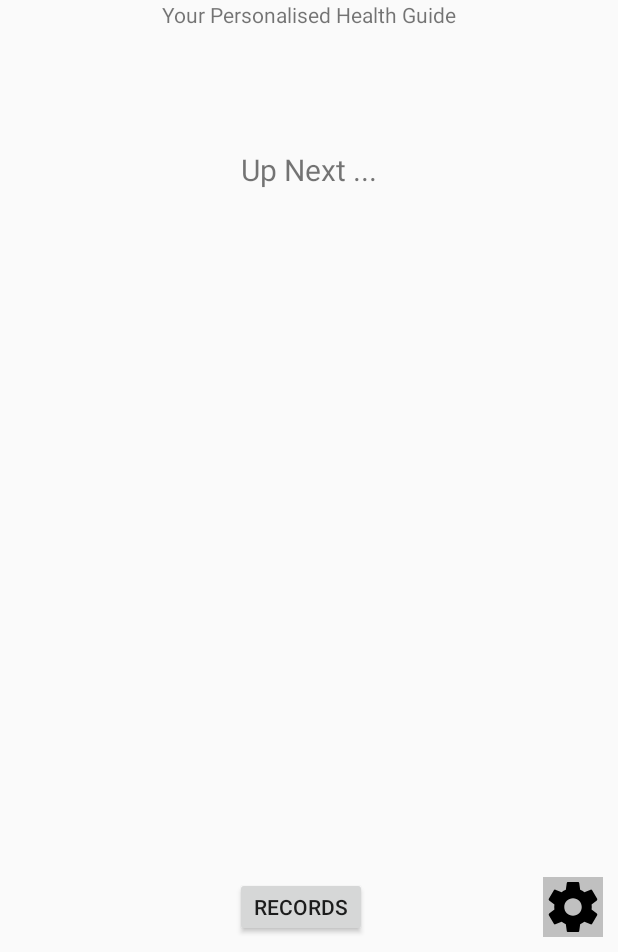
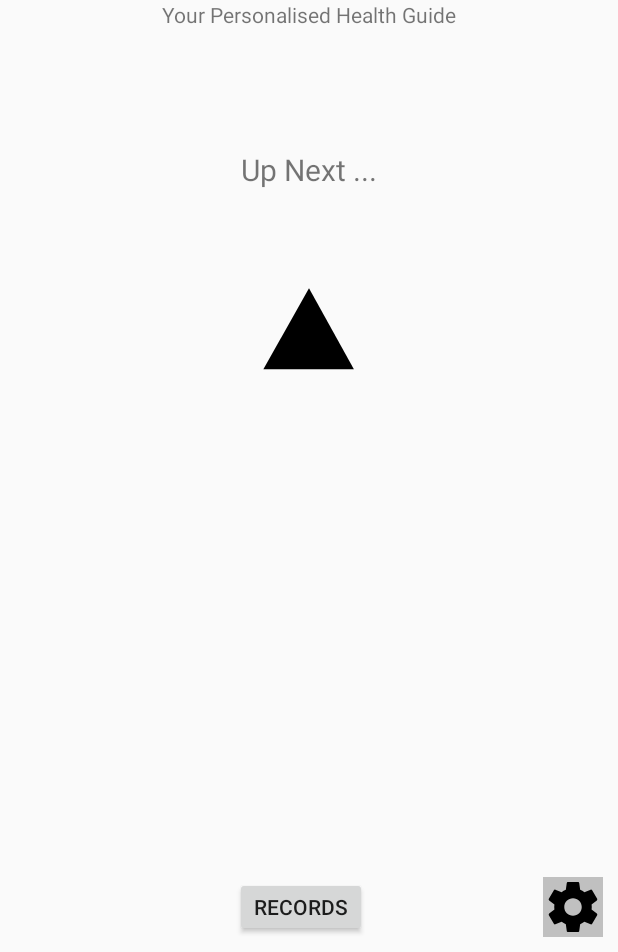
Before and after one commit to ni-da/fitme, an Android app: the screen it shows after launch once a user with an empty profile is signed in (Main2Activity), on a phone screen of 412 x 824 dp, the part 284-1236 px from its top. Run offline under Robolectric (Android 15) with nearby library versions, the phone set to English and light mode, and no system bars; our stand-ins replace Firebase (no records; nobody signed in at launch, a user with empty details on screens opened directly).

Commit message:
Loading animation on mainscreen

```diff
--- a/fitMe/app/src/main/java/com/example/nidailyas/fitme/Main2Activity.java
+++ b/fitMe/app/src/main/java/com/example/nidailyas/fitme/Main2Activity.java
@@ -9,6 +9,8 @@ import android.view.View;
 import android.view.ViewGroup;
 import android.widget.TextView;
 
+import com.airbnb.lottie.LottieAnimationView;
+
 import java.util.ArrayList;
 
 public class Main2Activity extends AppCompatActivity {
@@ -17,12 +19,18 @@ public class Main2Activity extends AppCompatActivity {
     private TextView textView_signatureName;
     private TextView textView_gold_coins_count;
     private TextView textView_gold_coins;
+    LottieAnimationView lottieAnimationView;
 
 
     @Override
     protected void onCreate(Bundle savedInstanceState) {
         super.onCreate(savedInstanceState);
+
         setContentView(R.layout.activity_main2);
+
+        lottieAnimationView = findViewById(R.id.animation_view_loader);
+        lottieAnimationView.playAnimation();
+
         ViewGroup activity_main2 = findViewById(R.id.activity_main2);
         RecyclerView tasksList = findViewById(R.id.tasks_list);
         LinearLayoutManager layoutManager = new LinearLayoutManager(this, LinearLayoutManager.HORIZONTAL,
--- a/fitMe/app/src/main/res/layout/activity_main2.xml
+++ b/fitMe/app/src/main/res/layout/activity_main2.xml
@@ -6,6 +6,16 @@
     android:layout_width="match_parent"
     android:layout_height="match_parent"
     tools:context="com.example.nidailyas.fitme.Main2Activity">
+
+    <com.airbnb.lottie.LottieAnimationView
+        android:id="@+id/animation_view_loader"
+        android:layout_width="wrap_content"
+        android:layout_height="wrap_content"
+        android:layout_gravity="center"
+        app:lottie_autoPlay="false"
+        app:lottie_loop="false"
+        app:lottie_rawRes="@raw/loader"
+        />
 
     <include
         android:id="@+id/header_main2"
```
Also changed, not shown: fitMe/app/src/main/res/raw/loader.json (added, +1 -0 lines).
